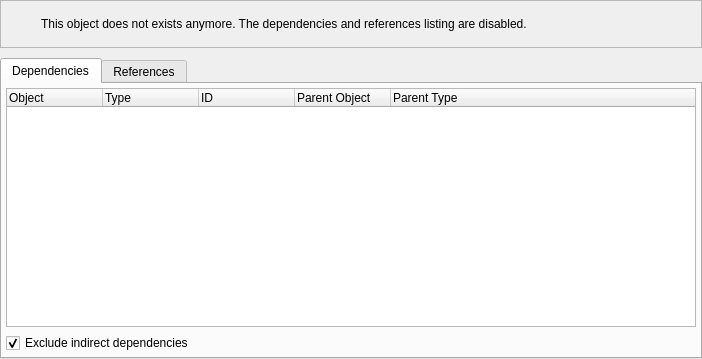
Before: the Qt Designer form libs/libgui/ui/widgets/objectdepsrefswidget.ui in pgmodeler/pgmodeler, drawn with Qt 5.
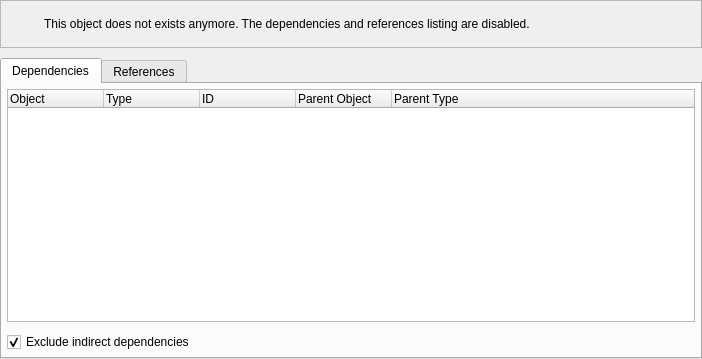
After: the same form once the commit is applied. Icons and pictures are not drawn.

```diff
--- a/libs/libgui/ui/widgets/objectdepsrefswidget.ui
+++ b/libs/libgui/ui/widgets/objectdepsrefswidget.ui
@@ -50,19 +50,19 @@
       </attribute>
       <layout class="QGridLayout" name="gridLayout">
        <property name="leftMargin">
-        <number>4</number>
+        <number>5</number>
        </property>
        <property name="topMargin">
-        <number>4</number>
+        <number>5</number>
        </property>
        <property name="rightMargin">
-        <number>4</number>
+        <number>5</number>
        </property>
        <property name="bottomMargin">
-        <number>4</number>
+        <number>5</number>
        </property>
        <property name="spacing">
-        <number>6</number>
+        <number>10</number>
        </property>
        <item row="0" column="0">
         <widget class="QTableWidget" name="dependences_tbw">
@@ -371,16 +371,16 @@
      </property>
      <layout class="QGridLayout" name="gridLayout_4">
       <property name="leftMargin">
-       <number>2</number>
+       <number>5</number>
       </property>
       <property name="topMargin">
-       <number>2</number>
+       <number>5</number>
       </property>
       <property name="rightMargin">
-       <number>2</number>
+       <number>5</number>
       </property>
       <property name="bottomMargin">
-       <number>2</number>
+       <number>5</number>
       </property>
       <item row="0" column="0">
        <widget class="QLabel" name="label_3">
@@ -390,6 +390,11 @@
           <height>32</height>
          </size>
         </property>
+        <property name="font">
+         <font>
+          <pointsize>20</pointsize>
+         </font>
+        </property>
         <property name="text">
          <string/>
         </property>
@@ -408,6 +413,7 @@
        <widget class="QLabel" name="message_lbl">
         <property name="font">
          <font>
+          <weight>50</weight>
           <bold>false</bold>
           <underline>false</underline>
           <strikeout>false</strikeout>
```
Left out of the diff: 11 changed lines with no effect on the pictures.
